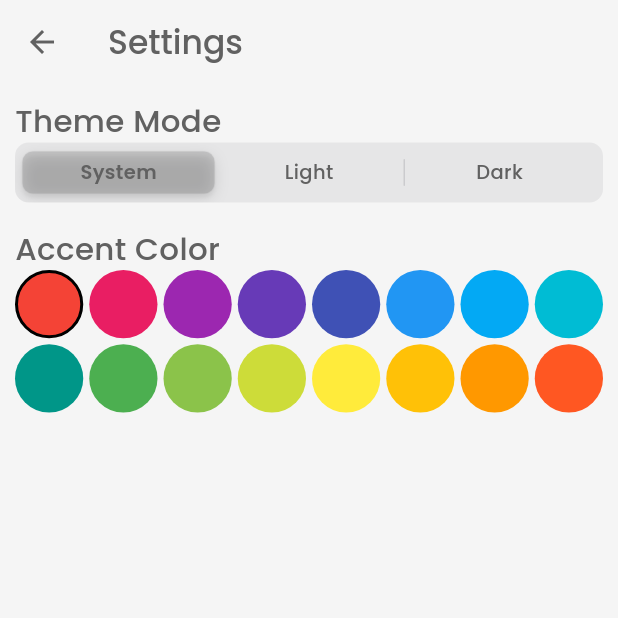
After one commit to purveshxd/task-manager-with-backend, a Flutter app: the SettingsView screen opened directly, on a phone screen of 412 x 824 dp, the top half of it. The commit adds this screen. Run offline on Flutter 3.47's test engine with Material 3 defaults, Android fonts, the phone set to English and light mode, and no system bars; our stand-ins replace bloc, flutter_bloc, flutter_local_notifications, isar, permission_handler, shared_preferences and 1 more; missing offline and left inert: android_intent_plus; accounts and stored records are empty; generated files the repository leaves out were written again.

Commit message:
update: Added theming accent color & theme_mode

```diff
--- /dev/null
+++ b/frontend/lib/bloc/app_cubit/app_data_model.dart
@@ -0,0 +1,15 @@
+// ignore_for_file: public_member_api_docs, sort_constructors_first
+import 'package:flutter/material.dart';
+
+class AppDataModel {
+  final ThemeMode themeMode;
+  final Color accentColor;
+  AppDataModel({required this.themeMode, required this.accentColor});
+
+  AppDataModel copyWith({ThemeMode? themeMode, Color? accentColor}) {
+    return AppDataModel(
+      themeMode: themeMode ?? this.themeMode,
+      accentColor: accentColor ?? this.accentColor,
+    );
+  }
+}
--- a/frontend/lib/style/app_theme.dart
+++ b/frontend/lib/style/app_theme.dart
@@ -1,7 +1,7 @@
 import 'package:flutter/material.dart';
 
 class AppTheme {
-  static ThemeData lightTheme = ThemeData(
+  static ThemeData lightTheme(Color seedColor) => ThemeData(
     fontFamily: 'Poppins',
     useMaterial3: true,
     brightness: Brightness.light,
@@ -12,11 +12,12 @@ class AppTheme {
       onSurface: Colors.grey.shade300,
       onSurfaceVariant: Colors.grey.shade900,
       brightness: Brightness.light,
-      seedColor: Color(0xFF0026FF),
+      seedColor: seedColor,
+      // seedColor: Color(0xFF0026FF),
       dynamicSchemeVariant: DynamicSchemeVariant.fidelity,
     ),
   );
-  static ThemeData darkTheme = ThemeData(
+  static ThemeData darkTheme(Color seedColor) => ThemeData(
     fontFamily: 'Poppins',
     useMaterial3: true,
     brightness: Brightness.dark,
@@ -27,7 +28,8 @@ class AppTheme {
       onSurface: Colors.grey.shade800,
       onSurfaceVariant: Colors.grey.shade100,
       brightness: Brightness.dark,
-      seedColor: Color(0xFF0026FF),
+      seedColor: seedColor,
+      // seedColor: Color(0xFF0026FF),
       dynamicSchemeVariant: DynamicSchemeVariant.fidelity,
     ),
   );
--- /dev/null
+++ b/frontend/lib/views/settings_view.dart
@@ -0,0 +1,116 @@
+import 'package:flutter/cupertino.dart';
+import 'package:flutter/material.dart';
+import 'package:flutter_bloc/flutter_bloc.dart';
+import 'package:tasks_frontend/bloc/app_cubit/app_cubit.dart';
+import 'package:tasks_frontend/style/app_theme.dart';
+
+class SettingsView extends StatefulWidget {
+  const SettingsView({super.key});
+
+  @override
+  State<SettingsView> createState() => _SettingsViewState();
+}
+
+class _SettingsViewState extends State<SettingsView> {
+  Color darkOrLight(Color color) {
+    Color textColor = Colors.white;
+    final luminance = color.computeLuminance();
+    if (luminance > 0.5) {
+      textColor = Colors.black;
+    } else {
+      textColor = Colors.white;
+    }
+
+    return textColor;
+  }
+
+  @override
+  Widget build(BuildContext context) {
+    return Scaffold(
+      appBar: AppBar(
+        leading: BackButton(color: context.secondaryColor),
+        title: Text(
+          "Settings",
+          style: TextStyle(
+            color: context.secondaryColor,
+            fontWeight: FontWeight.w500,
+          ),
+        ),
+      ),
+      body: Padding(
+        padding: const EdgeInsets.all(10.0),
+        child: Center(
+          child: Column(
+            crossAxisAlignment: CrossAxisAlignment.start,
+            children: [
+              titleText('Theme Mode'),
+              Row(
+                children: [
+                  Expanded(
+                    child: CupertinoSlidingSegmentedControl(
+                      padding: EdgeInsetsGeometry.all(6),
+                      proportionalWidth: false,
+                      thumbColor: context.secondaryColor.withAlpha(50),
+                      groupValue: context.read<AppCubit>().state.themeMode,
+                      children: {
+                        for (var element in ThemeMode.values)
+                          element: Text(
+                            element.name[0].toUpperCase() +
+                                element.name.substring(1),
+                            style: TextStyle(color: context.secondaryColor),
+                          ),
+                      },
+                      onValueChanged: (value) {
+                        context.read<AppCubit>().switchThemeMode(value!);
+                      },
+                    ),
+                  ),
+                ],
+              ),
+              SizedBox(height: 16),
+              titleText('Accent Color'),
+              Expanded(
+                child: GridView.builder(
+                  shrinkWrap: true,
+                  gridDelegate: SliverGridDelegateWithFixedCrossAxisCount(
+                    crossAxisSpacing: 4,
+                    mainAxisSpacing: 4,
+                    crossAxisCount: 8,
+                  ),
+                  itemCount: 16,
+                  itemBuilder: (context, index) => InkWell(
+                    onTap: () {
+                      context.read<AppCubit>().switchAccentColor(index);
+                    },
+                    child: Container(
+                      decoration: BoxDecoration(
+                        color: Colors.primaries[index],
+                        shape: BoxShape.circle,
+                        border:
+                            context.read<AppCubit>().state.accentColor ==
+                                Colors.primaries[index]
+                            ? Border.all(width: 2, color: Colors.black)
+                            : null,
+                      ),
+                    ),
+                  ),
+                ),
+              ),
+            ],
+          ),
+        ),
+      ),
+    );
+  }
+
+  Text titleText(String text) {
+    return Text(
+      text,
+      style: TextStyle(
+        color: context.secondaryColor,
+        fontWeight: FontWeight.w500,
+        fontSize: MediaQuery.sizeOf(context).width * 0.05,
+      ),
+    );
+  }
+}
```
Also changed, not shown: frontend/lib/bloc/app_cubit/app_cubit.dart (+50 -8 lines), frontend/lib/bloc/app_cubit/app_state.dart (added, +19 -0 lines), frontend/lib/localstorage/shared_prefs.dart (+18 -5 lines), frontend/lib/main.dart (+8 -7 lines), frontend/lib/views/add_task.view.dart (+25 -30 lines), frontend/lib/views/homepage.dart (+9 -15 lines), frontend/lib/views/profile_view.dart (deleted, +0 -55 lines), frontend/lib/views/setting_view.dart (deleted, +0 -34 lines), 1 other file.
